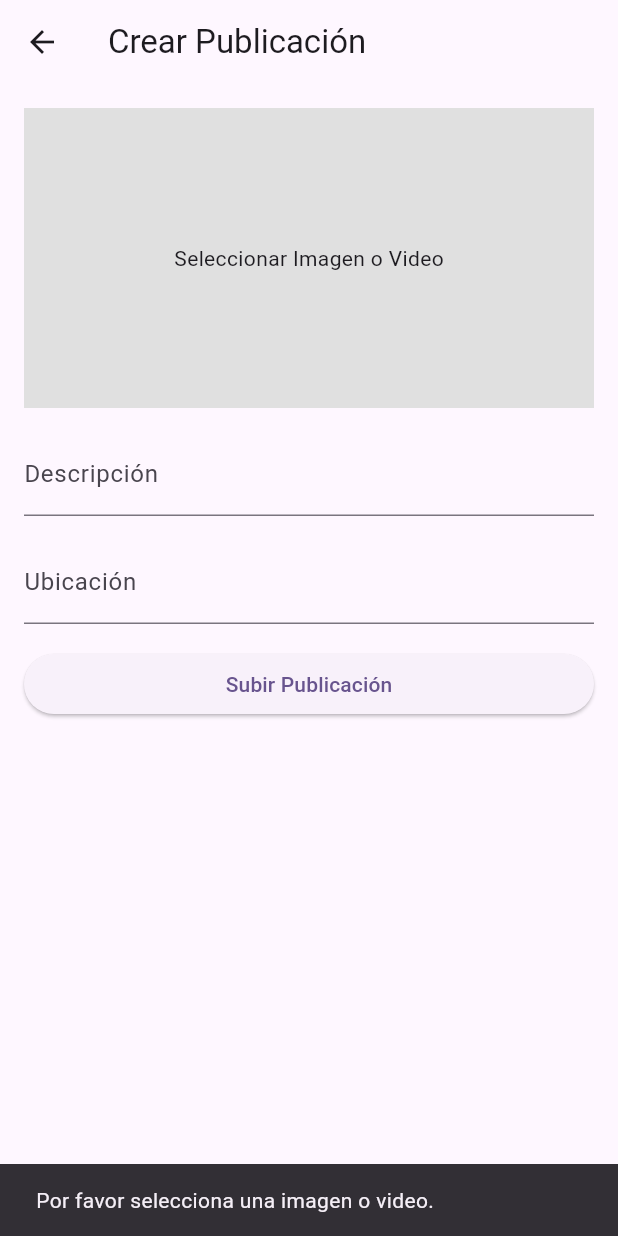
After one commit to richrdPere/12.-Clone_Instagram_chatgpt, a Flutter app: the CreatePostScreen screen opened directly, after a tap on "Subir Publicación", on a phone screen of 412 x 824 dp. The commit adds this screen. Run offline on Flutter 3.47's test engine with Material 3 defaults, Android fonts, the phone set to English and light mode, and no system bars; our stand-ins replace cloud_firestore, firebase_auth, firebase_core, firebase_storage, geolocator, image_picker and 1 more; accounts and stored records are empty.

Commit message:
Reactivacion del proyecto desde CASA

```diff
--- a/lib/main.dart
+++ b/lib/main.dart
@@ -5,6 +5,7 @@ import 'package:social_media_chatgpt/screens/auth/LoginScreen.dart';
 import 'package:social_media_chatgpt/screens/auth/RegisterScreen.dart';
 import 'package:social_media_chatgpt/screens/home/HomeScreen.dart';
 import 'package:social_media_chatgpt/screens/home/SplashScreen.dart';
+import 'package:social_media_chatgpt/screens/profile/EditProfileScreen.dart';
 import 'firebase_options.dart';
 
 void main() async {
@@ -38,6 +39,8 @@ class MyApp extends StatelessWidget {
             const RegisterScreen(), // Define la ruta de registro
         'forgot-password': (BuildContext context) =>
             const ForgotPasswordScreen(), //  Define la ruta de olvidaste contraseña
+        'profile/edit': (BuildContext context) =>
+            EditProfileScreen(), //  Define la ruta de editar perfil
       },
     );
   }
--- a/lib/screens/auth/RegisterScreen.dart
+++ b/lib/screens/auth/RegisterScreen.dart
@@ -40,6 +40,8 @@ class _RegisterScreenState extends State<RegisterScreen> {
         'name': _nameController.text.trim(),
         'lastName': _lastNameController.text.trim(),
         'phone': _phoneController.text.trim(),
+        'bio': '',
+        'profileImage': '',
         'createdAt': FieldValue.serverTimestamp(),
       });
 
@@ -141,6 +143,7 @@ class _RegisterScreenState extends State<RegisterScreen> {
                       borderRadius: BorderRadius.circular(10),
                     ),
                   ),
+                  keyboardType: TextInputType.emailAddress,
                 ),
               ),
               const SizedBox(height: 10),
--- a/lib/screens/home/HomeScreen.dart
+++ b/lib/screens/home/HomeScreen.dart
@@ -1,5 +1,6 @@
 import 'package:flutter/material.dart';
 import 'package:social_media_chatgpt/screens/feed/FeedScreen.dart';
+import 'package:social_media_chatgpt/screens/post/CreatePostScreen.dart';
 import 'package:social_media_chatgpt/screens/post/PostScreen.dart';
 import 'package:social_media_chatgpt/screens/profile/ProfileScreen.dart';
 import 'package:social_media_chatgpt/screens/search/SearchScreen.dart';
@@ -22,8 +23,8 @@ class _HomeScreenState extends State<HomeScreen> {
     const Center(
       child: SearchScreen(),
     ), // Búsqueda
-    const Center(
-      child: PostScreen(),
+    Center(
+      child: CreatePostScreen(),
     ), // Publicaciones
     const Center(
       child: ProfileScreen(),
--- /dev/null
+++ b/lib/screens/post/CreatePostScreen.dart
@@ -0,0 +1,179 @@
+import 'package:flutter/material.dart';
+import 'package:firebase_auth/firebase_auth.dart';
+import 'package:cloud_firestore/cloud_firestore.dart';
+import 'package:firebase_storage/firebase_storage.dart';
+import 'package:image_picker/image_picker.dart';
+import 'dart:io';
+import 'package:uuid/uuid.dart';
+
+class CreatePostScreen extends StatefulWidget {
+  @override
+  _CreatePostScreenState createState() => _CreatePostScreenState();
+}
+
+class _CreatePostScreenState extends State<CreatePostScreen> {
+  final TextEditingController _descriptionController = TextEditingController();
+  final TextEditingController _locationController = TextEditingController();
+  File? _selectedFile;
+  String? _fileType; // 'image' o 'video'
+  bool _isLoading = false;
+
+  final FirebaseAuth _auth = FirebaseAuth.instance;
+  final FirebaseFirestore _firestore = FirebaseFirestore.instance;
+  final FirebaseStorage _storage = FirebaseStorage.instance;
+
+  final ImagePicker _picker = ImagePicker();
+
+  Future<void> _pickFile() async {
+    showModalBottomSheet(
+        context: context,
+        builder: (BuildContext context) {
+          return SafeArea(
+            child: Column(
+              mainAxisSize: MainAxisSize.min,
+              children: [
+                ListTile(
+                  leading: Icon(Icons.image),
+                  title: Text('Seleccionar Imagen'),
+                  onTap: () async {
+                    Navigator.pop(context);
+                    final pickedFile =
+                        await _picker.pickImage(source: ImageSource.gallery);
+                    if (pickedFile != null) {
+                      setState(() {
+                        _selectedFile = File(pickedFile.path);
+                        _fileType = 'image';
+                      });
+                    }
+                  },
+                ),
+                ListTile(
+                  leading: Icon(Icons.videocam),
+                  title: Text('Seleccionar Video'),
+                  onTap: () async {
+                    Navigator.pop(context);
+                    final pickedFile =
+                        await _picker.pickVideo(source: ImageSource.gallery);
+                    if (pickedFile != null) {
+                      setState(() {
+                        _selectedFile = File(pickedFile.path);
+                        _fileType = 'video';
+                      });
+                    }
+                  },
+                ),
+              ],
+            ),
+          );
+        });
+  }
+
+  Future<void> _uploadPost() async {
+    if (_selectedFile == null || _fileType == null) {
+      ScaffoldMessenger.of(context).showSnackBar(
+          SnackBar(content: Text('Por favor selecciona una imagen o video.')));
+      return;
+    }
+
+    if (_descriptionController.text.isEmpty ||
+        _locationController.text.isEmpty) {
+      ScaffoldMessenger.of(context)
+          .showSnackBar(SnackBar(content: Text('Completa todos los campos.')));
+      return;
+    }
+
+    setState(() {
+      _isLoading = true;
+    });
+
+    try {
+      final User? user = _auth.currentUser;
+      if (user == null) {
+        throw Exception('Usuario no autenticado.');
+      }
+
+      final String postId = Uuid().v4();
+      final String fileName = '$postId.${_fileType == "image" ? "jpg" : "mp4"}';
+      final Reference storageRef =
+          _storage.ref().child('posts/${user.uid}/$fileName');
+
+      await storageRef.putFile(_selectedFile!);
+      final String downloadUrl = await storageRef.getDownloadURL();
+
+      await _firestore.collection('Users').doc(user.uid).update({
+        'posts': FieldValue.arrayUnion([
+          {
+            'postId': postId,
+            'userId': user.uid,
+            'url': downloadUrl,
+            'description': _descriptionController.text,
+            'location': _locationController.text,
+            'fileType': _fileType,
+            'createdAt': FieldValue.serverTimestamp(),
+          }
+        ])
+      });
+
+      ScaffoldMessenger.of(context).showSnackBar(
+          SnackBar(content: Text('Publicación subida con éxito.')));
+      setState(() {
+        _selectedFile = null;
+        _descriptionController.clear();
+        _locationController.clear();
+      });
+    } catch (e) {
+      ScaffoldMessenger.of(context)
+          .showSnackBar(SnackBar(content: Text('Error: $e')));
+    } finally {
+      setState(() {
+        _isLoading = false;
+      });
+    }
+  }
+
+  @override
+  Widget build(BuildContext context) {
+    return Scaffold(
+      appBar: AppBar(
+        title: Text('Crear Publicación'),
+      ),
+      body: SingleChildScrollView(
+        padding: const EdgeInsets.all(16.0),
+        child: Column(
+          crossAxisAlignment: CrossAxisAlignment.stretch,
+          children: [
+            GestureDetector(
+              onTap: _pickFile,
+              child: Container(
+                height: 200,
+                color: Colors.grey[300],
+                child: _selectedFile == null
+                    ? Center(child: Text('Seleccionar Imagen o Video'))
+                    : _fileType == 'image'
+                        ? Image.file(_selectedFile!, fit: BoxFit.cover)
+                        : Icon(Icons.videocam, size: 100),
+              ),
+            ),
+            SizedBox(height: 16),
+            TextField(
+              controller: _descriptionController,
+              decoration: InputDecoration(labelText: 'Descripción'),
+            ),
+            SizedBox(height: 16),
+            TextField(
+              controller: _locationController,
+              decoration: InputDecoration(labelText: 'Ubicación'),
+            ),
+            SizedBox(height: 16),
+            _isLoading
+                ? Center(child: CircularProgressIndicator())
+                : ElevatedButton(
+                    onPressed: _uploadPost,
+                    child: Text('Subir Publicación'),
+                  ),
+          ],
+        ),
+      ),
+    );
+  }
+}
--- a/pubspec.yaml
+++ b/pubspec.yaml
@@ -38,6 +38,12 @@ dependencies:
   firebase_core: ^3.10.0
   firebase_auth: ^5.4.0
   cloud_firestore: ^5.6.1
+  firebase_storage: ^12.4.0
+  image_picker: ^0.8.7+5
+  path_provider: ^2.1.5
+  video_player: ^2.9.3
+  uuid: ^4.4.2
+  geolocator: ^13.0.2
 
 dev_dependencies:
   flutter_test:
```
Also changed, not shown: lib/screens/post/PostScreen.dart (+126 -3 lines), lib/screens/profile/EditProfileScreen.dart (added, +134 -0 lines), lib/screens/profile/ProfileScreen.dart (+19 -1 lines), pubspec.lock, 9 other files.
